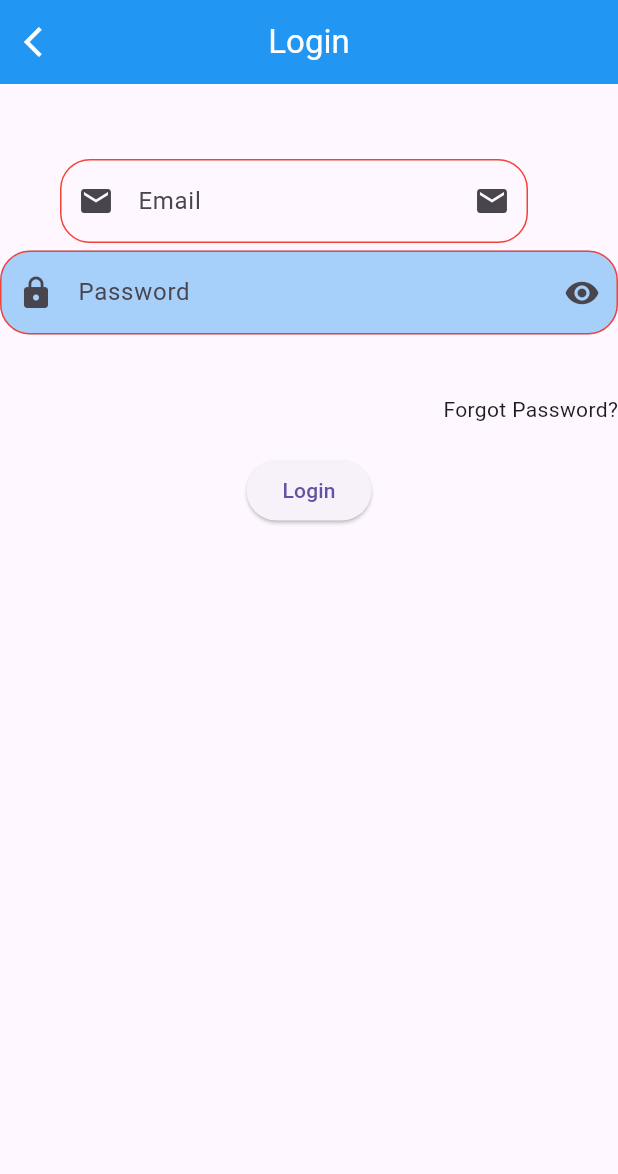
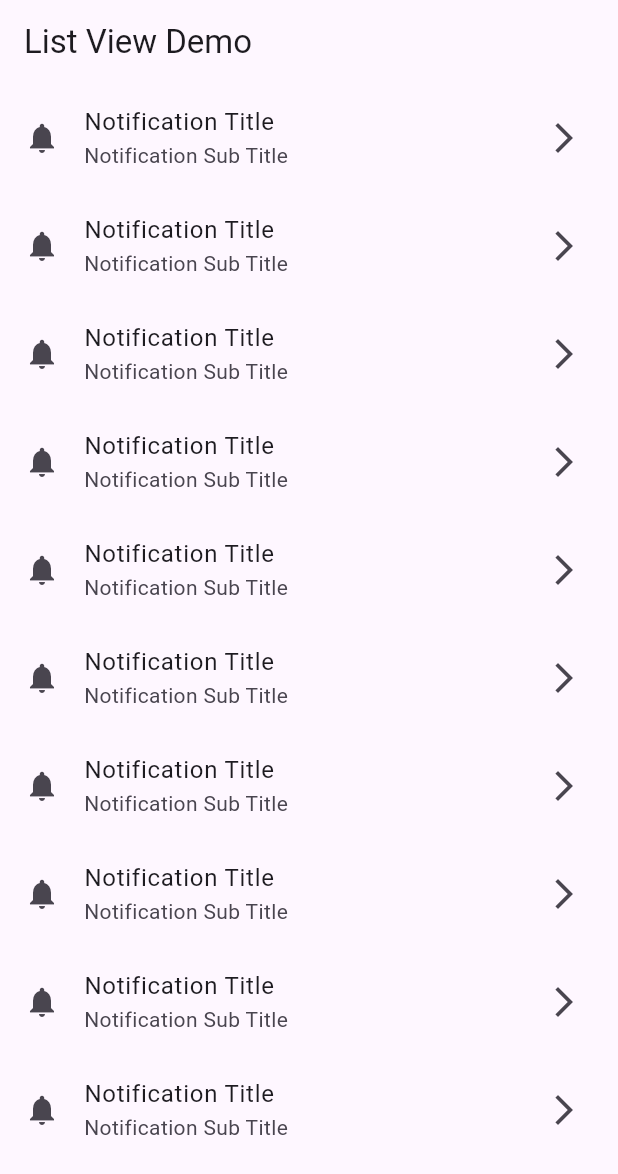
Before and after one commit to MuhammadAliKust/Flutter-B15, a Flutter app: the screen it shows after launch, on a phone screen of 412 x 824 dp. Shown: the top 1174 px of the screen. Run offline on Flutter 3.47's test engine with Material 3 defaults, Android fonts, the phone set to English and light mode, and no system bars; our stand-ins replace string_validator.

Commit message:
ListView Builder Done

```diff
--- /dev/null
+++ b/lib/list_view.dart
@@ -0,0 +1,24 @@
+import 'package:flutter/material.dart';
+
+class ListViewDemo extends StatelessWidget {
+  const ListViewDemo({super.key});
+
+  @override
+  Widget build(BuildContext context) {
+    return Scaffold(
+      appBar: AppBar(
+        title: Text("List View Demo"),
+      ),
+      body: ListView.builder(
+          itemCount: 10,
+          itemBuilder: (context, i) {
+            return ListTile(
+              leading: Icon(Icons.notifications),
+              title: Text("Notification Title"),
+              subtitle: Text("Notification Sub Title"),
+              trailing: Icon(Icons.arrow_forward_ios),
+            );
+          }),
+    );
+  }
+}
--- a/lib/main.dart
+++ b/lib/main.dart
@@ -1,5 +1,6 @@
 import 'package:flutter/material.dart';
 import 'package:flutter_b15/list_tile_view.dart';
+import 'package:flutter_b15/list_view.dart';
 import 'package:flutter_b15/login.dart';
 import 'image.dart';
 void main() {
@@ -13,7 +14,7 @@
   Widget build(BuildContext context) {
     return MaterialApp(
       debugShowCheckedModeBanner: false,
-      home: LoginView(),
+      home: ListViewDemo(),
     );
   }
 }
```
